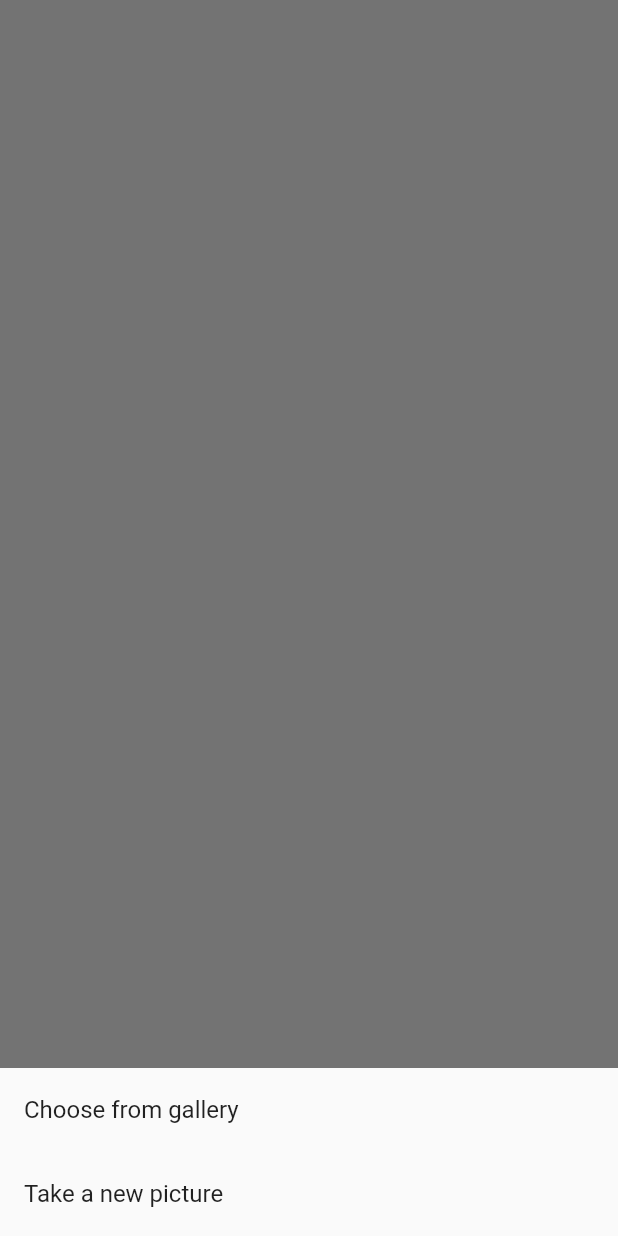
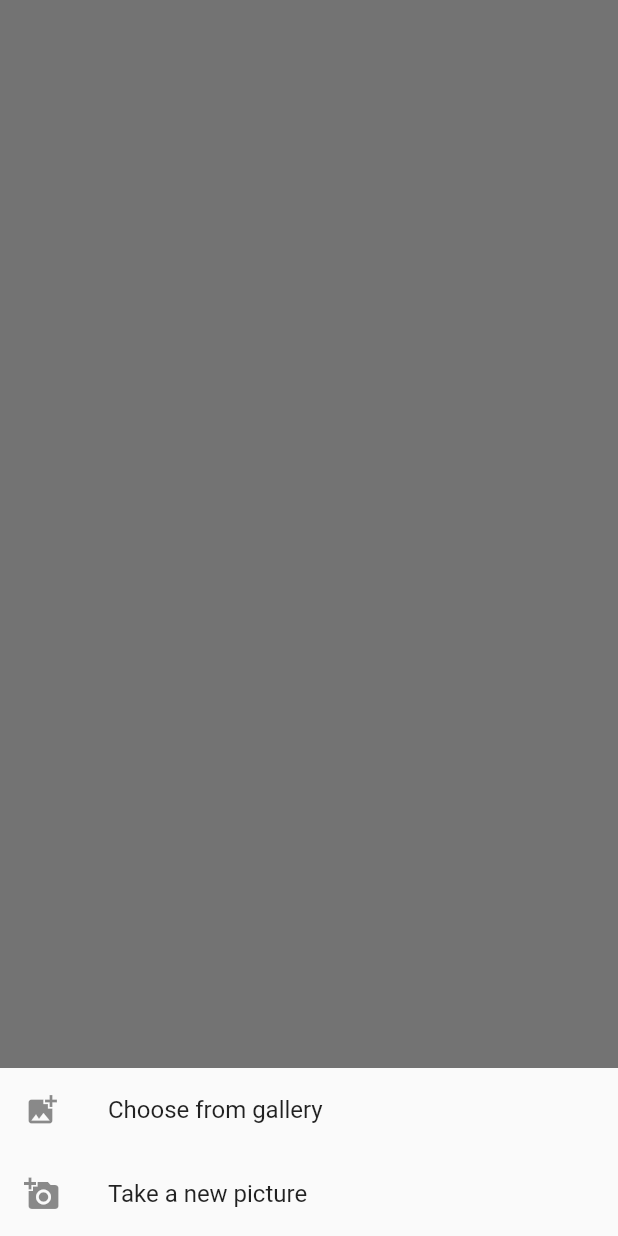
Before and after one commit to FrancaTM/learnfazz-tdd, a Flutter app: what showImagePickerBottomSheet() shows on an empty page, opened directly, on a phone screen of 412 x 824 dp. Run offline on Flutter 3.47's test engine with Material 2 defaults, Android fonts, the phone set to English and light mode, and no system bars.

Commit message:
[GREEN] Add icons in listTile so that 'Bottom sheet should appear and show correct icon' test case pass

```diff
--- a/lib/frontend/image_picker_bottom_sheet.dart
+++ b/lib/frontend/image_picker_bottom_sheet.dart
@@ -12,10 +12,12 @@ void showImagePickerBottomSheet(BuildContext context) async {
           mainAxisSize: MainAxisSize.min,
           children: <Widget>[
             ListTile(
+              leading: Icon(Icons.add_photo_alternate),
               title: Text(kChooseFromGalleryText),
               onTap: () {},
             ),
             ListTile(
+              leading: Icon(Icons.add_a_photo),
               title: Text(kTakeNewPictureText),
               onTap: () {},
             ),
```
